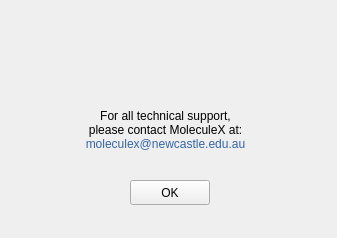
Before: the Qt Designer form resources/Support_page_Form.ui in mwmuni/LIGGGHTS_GUI, drawn with Qt 5.
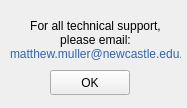
After: the same form once the commit is applied. Icons and pictures are not drawn.

Diff of the .ui file:
```diff
--- a/resources/Support_page_Form.ui
+++ b/resources/Support_page_Form.ui
@@ -6,8 +6,8 @@
    <rect>
     <x>0</x>
     <y>0</y>
-    <width>337</width>
-    <height>238</height>
+    <width>187</width>
+    <height>108</height>
    </rect>
   </property>
   <property name="windowIcon">
@@ -18,8 +18,8 @@
    <widget class="QPushButton" name="btn_ok">
     <property name="geometry">
      <rect>
-      <x>130</x>
-      <y>180</y>
+      <x>50</x>
+      <y>70</y>
       <width>80</width>
       <height>25</height>
      </rect>
@@ -31,30 +31,14 @@
    <widget class="QLabel" name="label_3">
     <property name="geometry">
      <rect>
-      <x>30</x>
-      <y>100</y>
-      <width>271</width>
-      <height>61</height>
-     </rect>
-    </property>
-    <property name="text">
-     <string>&lt;html&gt;&lt;head/&gt;&lt;body&gt;&lt;p align=&quot;center&quot;&gt;For all technical support,&lt;br/&gt;please contact MoleculeX at:&lt;br/&gt;&lt;span style=&quot; color:#3465a4;&quot;&gt;moleculex@newcastle.edu.au&lt;/span&gt;&lt;/p&gt;&lt;/body&gt;&lt;/html&gt;</string>
-    </property>
-   </widget>
-   <widget class="QLabel" name="label">
-    <property name="geometry">
-     <rect>
-      <x>60</x>
+      <x>10</x>
       <y>10</y>
-      <width>211</width>
-      <height>101</height>
+      <width>171</width>
+      <height>61</height>
      </rect>
     </property>
     <property name="text">
-     <string/>
-    </property>
-    <property name="pixmap">
-     <pixmap resource="Icons.qrc">:/newPrefix/img/wearx_logo.png</pixmap>
+     <string>&lt;html&gt;&lt;head/&gt;&lt;body&gt;&lt;p align=&quot;center&quot;&gt;For all technical support,&lt;br/&gt;please email:&lt;br/&gt;&lt;span style=&quot; color:#3465a4;&quot;&gt;matthew.muller@newcastle.edu.au&lt;/span&gt;&lt;/p&gt;&lt;/body&gt;&lt;/html&gt;</string>
     </property>
    </widget>
   </widget>
```
